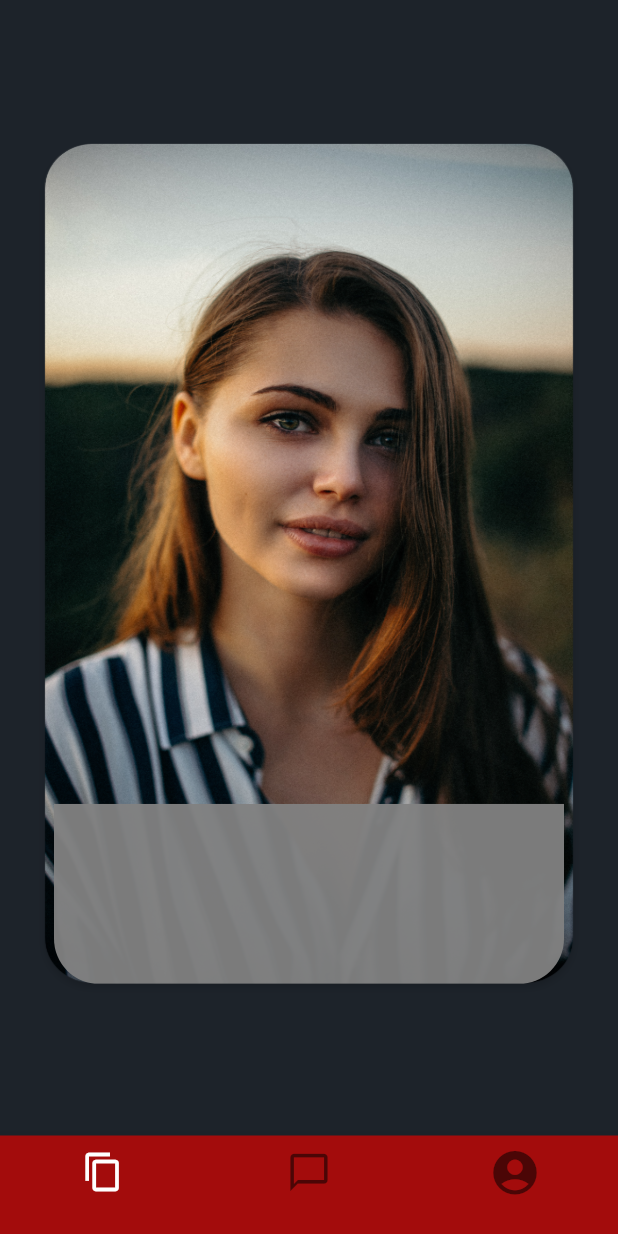
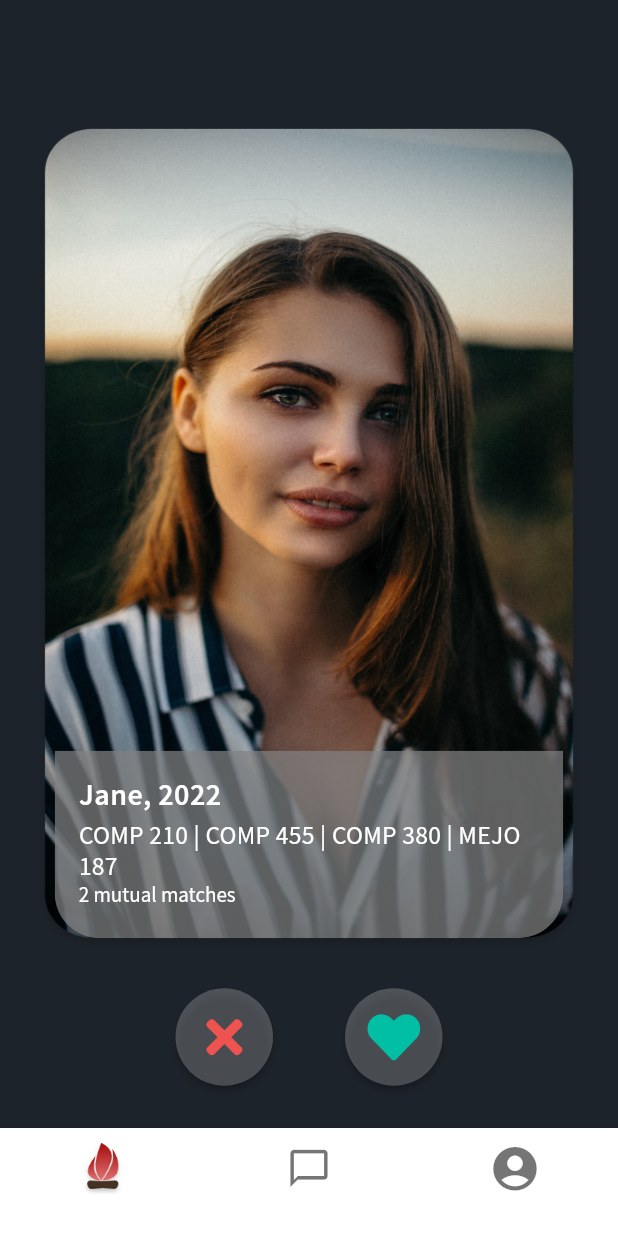
Before and after one commit to kchangela7/gather_app, a Flutter app: the Home screen opened directly, on a phone screen of 412 x 824 dp. Run offline on Flutter 3.47's test engine with Material 2 defaults, Android fonts, the phone set to English and light mode, and no system bars; drawn by our look-alikes of flutter_tindercard; our stand-ins replace font_awesome_flutter.

Commit message:
finished swipe screen

```diff
--- a/lib/home/home.dart
+++ b/lib/home/home.dart
@@ -22,11 +22,11 @@ class _HomeState extends State<Home> {
   @override
   Widget build(BuildContext context) {
     final bottomNavBar = BottomNavigationBar(
-      backgroundColor: primary,
+      backgroundColor: Colors.white,
       elevation: 8,
       items: <BottomNavigationBarItem>[
         BottomNavigationBarItem(
-          icon: Icon(Icons.content_copy, size: 28),
+          icon: Image.asset("assets/images/logo.png", scale: 2),
           title: Container(height: 0.0),
         ),
         BottomNavigationBarItem(
@@ -39,7 +39,7 @@ class _HomeState extends State<Home> {
         ),
       ],
       currentIndex: _selectedIndex,
-      selectedItemColor: Colors.white,
+      selectedItemColor: primary,
       onTap: _onItemTapped,
     );
 
--- a/lib/home/screens/swipe/swipe.dart
+++ b/lib/home/screens/swipe/swipe.dart
@@ -1,5 +1,6 @@
 import 'package:flutter/material.dart';
 import 'package:flutter_tindercard/flutter_tindercard.dart';
+import 'package:font_awesome_flutter/font_awesome_flutter.dart';
 import 'package:gather/home/screens/swipe/userCard.dart';
 
 class Swipe extends StatefulWidget {
@@ -12,8 +13,10 @@ class _SwipeState extends State<Swipe> {
   Widget build(BuildContext context) {
     CardController controller; //Use this to trigger swap.
 
-    return Center(
-        child: Container(
+    return Column(
+      children: [
+        SizedBox(height: 70),
+        Container(
           height: MediaQuery.of(context).size.height * 0.7,
           child: new TinderSwapCard(
             swipeUp: true,
@@ -23,7 +26,7 @@ class _SwipeState extends State<Swipe> {
             stackNum: 3,
             swipeEdge: 4.0,
             maxWidth: MediaQuery.of(context).size.width * 0.9,
-            maxHeight: MediaQuery.of(context).size.width * 1.4,
+            maxHeight: MediaQuery.of(context).size.width * 1.35,
             minWidth: MediaQuery.of(context).size.width * 0.8,
             minHeight: MediaQuery.of(context).size.width * 1.2444,
             cardBuilder: (context, index) => UserCard(),
@@ -42,6 +45,38 @@ class _SwipeState extends State<Swipe> {
             },
           ),
         ),
+        SizedBox(height: 12),
+        Row(
+          mainAxisAlignment: MainAxisAlignment.center,
+          children: [
+            RawMaterialButton(
+              onPressed: () {},
+              elevation: 2.0,
+              fillColor: Color.fromRGBO(255, 255, 255, 0.22),
+              child: Icon(
+                FontAwesomeIcons.times,
+                color: Colors.red[400],
+                size: 35.0,
+              ),
+              padding: EdgeInsets.all(15.0),
+              shape: CircleBorder(),
+            ),
+            SizedBox(width: 25),
+            RawMaterialButton(
+              onPressed: () {},
+              elevation: 2.0,
+              fillColor: Color.fromRGBO(255, 255, 255, 0.22),
+              child: Icon(
+                FontAwesomeIcons.solidHeart,
+                color: Colors.tealAccent[700],
+                size: 35.0,
+              ),
+              padding: EdgeInsets.all(15.0),
+              shape: CircleBorder(),
+            )
+          ],
+        )
+      ]
     );
   }
 }
--- a/lib/home/screens/swipe/userCard.dart
+++ b/lib/home/screens/swipe/userCard.dart
@@ -20,9 +20,33 @@ class UserCard extends StatelessWidget {
               ClipRRect(
                 borderRadius: BorderRadius.only(bottomLeft: Radius.circular(30), bottomRight: Radius.circular(30)),
                 child: Container(
-                  width: 340,
-                  height: 120,
-                  color: Color.fromRGBO(129, 129, 129, 0.95),
+                  width: 339,
+                  height: 125,
+                  color: Color.fromRGBO(129, 129, 129, 0.72),
+                  child: Padding(
+                    padding: const EdgeInsets.all(16.0),
+                    child: Column(
+                      crossAxisAlignment: CrossAxisAlignment.start,
+                      children: [
+                        Text(
+                          "Jane, 2022",
+                          style: TextStyle(color: Colors.white, letterSpacing: 0.3, fontSize: 20, fontWeight: FontWeight.w600)
+                        ),
+                        SizedBox(height: 4),
+                        Container(
+                          width: 310,
+                          child: Text(
+                            "COMP 210 | COMP 455 | COMP 380 | MEJO 187",
+                            style: TextStyle(color: Colors.white, fontSize: 17, letterSpacing: 0.2)
+                          )
+                        ),
+                        Text(
+                          "2 mutual matches",
+                          style: TextStyle(color: Colors.white)
+                        )
+                      ],
+                    ),
+                  )
                 ),
               ),
               SizedBox(height: 11)
--- a/lib/wrapper.dart
+++ b/lib/wrapper.dart
@@ -18,6 +18,6 @@ class _WrapperState extends State<Wrapper> {
 
   @override
   Widget build(BuildContext context) {
-    return SignIn();
+    return Home();
   }
 }
--- a/pubspec.yaml
+++ b/pubspec.yaml
@@ -30,6 +30,7 @@ dependencies:
   cupertino_icons: ^0.1.3
   flutter_tindercard: ^0.2.0
   gradient_bottom_navigation_bar: ^1.0.0+4
+  font_awesome_flutter: ^8.10.0
 
 dev_dependencies:
   flutter_test:
```
Also changed, not shown: assets/images/logo.png (added), pubspec.lock.
